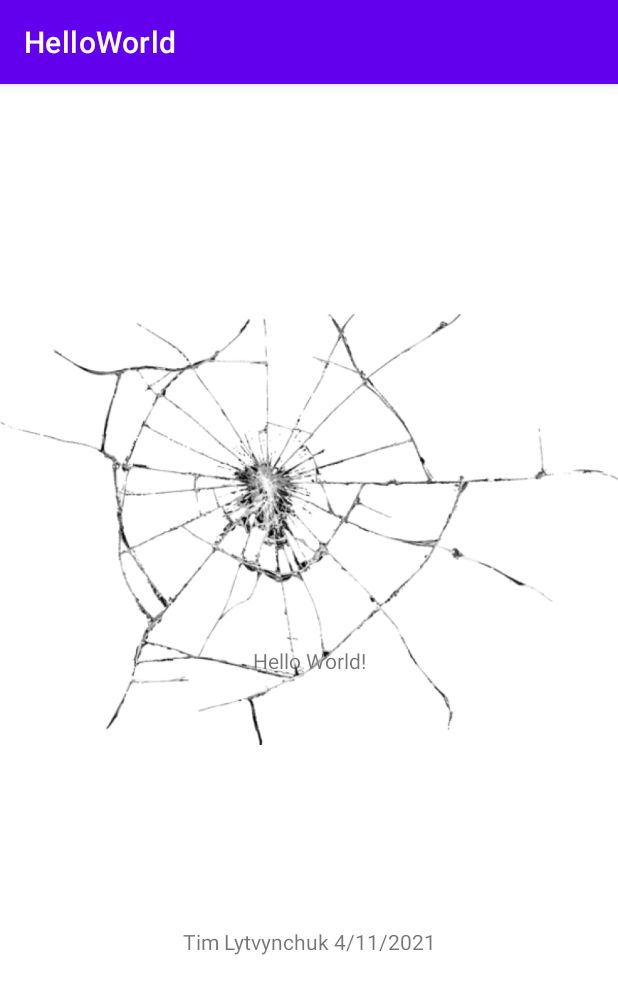
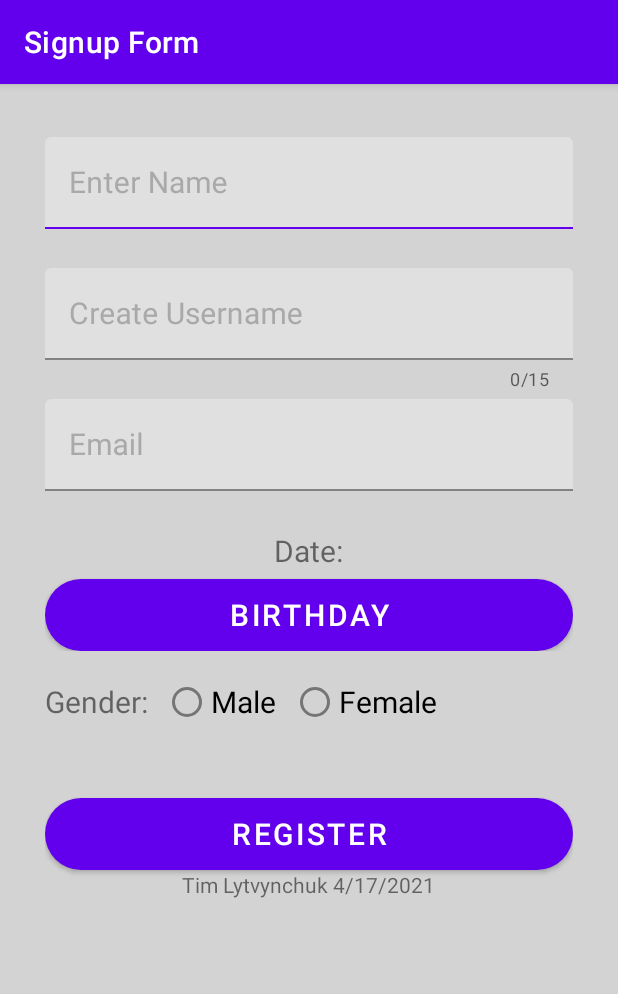
Before and after one commit to TimnLyt/HelloWorld, an Android app: the screen it shows after launch (MainActivity before the commit, Signup_Form after it), on a phone screen of 412 x 824 dp. Shown: the top 994 px of the screen. Run offline under Robolectric (Android 15) with nearby library versions, the phone set to English and light mode, and no system bars.

Commit message:
work done for week2

```diff
--- a/app/src/main/AndroidManifest.xml
+++ b/app/src/main/AndroidManifest.xml
@@ -9,7 +9,9 @@
         android:roundIcon="@mipmap/ic_launcher_round"
         android:supportsRtl="true"
         android:theme="@style/Theme.HelloWorld">
-        <activity android:name=".MainActivity">
+        <activity android:name=".LoggedIn"></activity>
+        <activity android:name=".MainActivity" />
+        <activity android:name=".Signup_Form">
             <intent-filter>
                 <action android:name="android.intent.action.MAIN" />
 
--- /dev/null
+++ b/app/src/main/java/com/example/helloworld/Signup_Form.java
@@ -0,0 +1,76 @@
+package com.example.helloworld;
+
+
+import android.annotation.SuppressLint;
+import android.app.DatePickerDialog;
+import android.content.Intent;
+import android.os.Bundle;
+import android.view.View;
+import android.widget.Button;
+import android.widget.DatePicker;
+import android.widget.EditText;
+import android.widget.TextView;
+
+import androidx.appcompat.app.AppCompatActivity;
+import androidx.fragment.app.DialogFragment;
+
+import java.text.DateFormat;
+import java.util.Calendar;
+
+public class Signup_Form extends AppCompatActivity implements DatePickerDialog.OnDateSetListener {
+    private Button button;
+    private EditText text_input_name;
+
+
+    @SuppressLint("WrongViewCast")
+    @Override
+    protected void onCreate(Bundle savedInstanceState) {
+        super.onCreate(savedInstanceState);
+        setContentView(R.layout.activity_signup__form);
+        text_input_name = findViewById(R.id.text_input_name);
+
+
+
+        button = findViewById(R.id.button);
+        getSupportActionBar().setTitle("Signup Form");
+
+        button.setOnClickListener(new View.OnClickListener() {
+            @Override
+            public void onClick(View v) {
+                String username = text_input_name.getText().toString();
+
+                Intent intent = new Intent(Signup_Form.this,LoggedIn.class);
+                intent.putExtra( "keyname",username);
+                startActivity(intent);
+            }
+        });
+
+        Button button = (Button) findViewById(R.id.birthday);
+        button.setOnClickListener(new View.OnClickListener() {
+            @Override
+            public void onClick(View v) {
+                DialogFragment datePicker = new DatePickerFragment();
+                datePicker.show(getSupportFragmentManager(), "date picker");
+            }
+        });
+    }
+
+    @Override
+    public void onDateSet(DatePicker view, int year, int month, int dayOfMonth) {
+        Calendar c = Calendar.getInstance();
+        c.set(Calendar.YEAR, year);
+        c.set(Calendar.MONTH, month);
+        c.set(Calendar.DAY_OF_MONTH, dayOfMonth);
+        String currentDateString = DateFormat.getDateInstance(DateFormat.FULL).format(c.getTime());
+
+        TextView textView = (TextView) findViewById(R.id.birthdayText);
+        textView.setText(currentDateString);
+    }
+
+    @Override
+    protected void onRestart() {
+        super.onRestart();
+        finish();
+        startActivity(getIntent());
+    }
+}
--- /dev/null
+++ b/app/src/main/res/drawable/rounded_button.xml
@@ -0,0 +1,13 @@
+<?xml version="1.0" encoding="utf-8"?>
+<shape xmlns:android="http://schemas.android.com/apk/res/android"
+    android:shape="rectangle">
+
+    <solid
+        android:color="@color/purple_500"
+        />
+
+    <corners
+        android:radius="25dp"
+        />
+
+</shape>
--- a/app/src/main/res/layout/activity_main.xml
+++ b/app/src/main/res/layout/activity_main.xml
@@ -25,12 +25,4 @@
         app:layout_constraintRight_toRightOf="parent"
         app:layout_constraintTop_toTopOf="@+id/HelloWorldText" />
 
-    <ImageView
-        android:id="@+id/imageView"
-        android:layout_width="wrap_content"
-        android:layout_height="wrap_content"
-        app:srcCompat="@drawable/broken"
-        tools:layout_editor_absoluteX="0dp"
-        tools:layout_editor_absoluteY="-124dp" />
-
 </androidx.constraintlayout.widget.ConstraintLayout>
--- /dev/null
+++ b/app/src/main/res/layout/activity_signup__form.xml
@@ -0,0 +1,161 @@
+<?xml version="1.0" encoding="utf-8"?>
+<LinearLayout xmlns:android="http://schemas.android.com/apk/res/android"
+    xmlns:app="http://schemas.android.com/apk/res-auto"
+    xmlns:tools="http://schemas.android.com/tools"
+    android:layout_width="match_parent"
+    android:layout_height="match_parent"
+    android:background="@color/background"
+    android:orientation="vertical"
+    android:padding="30dp"
+    tools:context=".Signup_Form">
+
+
+    <com.google.android.material.textfield.TextInputLayout
+        android:layout_width="match_parent"
+        android:layout_height="wrap_content"
+        android:focusable="true"
+        android:focusableInTouchMode="true"
+        android:textColorHint="@color/hint"
+        android:layout_marginTop="5dp"
+        app:errorEnabled="true"
+        >
+
+        <EditText
+            android:id="@+id/text_input_name"
+            android:layout_width="match_parent"
+            android:layout_height="wrap_content"
+            android:hint="Enter Name"
+            android:ems="10"
+            android:inputType="text"
+            android:textSize="20sp"
+            />
+    </com.google.android.material.textfield.TextInputLayout>
+
+    <com.google.android.material.textfield.TextInputLayout
+        android:layout_width="match_parent"
+        android:layout_height="wrap_content"
+        android:focusable="true"
+        android:focusableInTouchMode="true"
+        android:textColorHint="@color/hint"
+        android:layout_marginTop="5dp"
+        app:counterEnabled="true"
+        app:counterMaxLength="15"
+        app:errorEnabled="true"
+        >
+
+        <EditText
+            android:id="@+id/text_input_username"
+            android:layout_width="match_parent"
+            android:layout_height="wrap_content"
+            android:hint="Create Username"
+            android:ems="10"
+            android:inputType="text"
+            android:textSize="20sp"
+            />
+    </com.google.android.material.textfield.TextInputLayout>
+
+    <com.google.android.material.textfield.TextInputLayout
+        android:layout_width="match_parent"
+        android:layout_height="wrap_content"
+        android:focusable="true"
+        android:focusableInTouchMode="true"
+        android:textColorHint="@color/hint"
+        android:layout_marginTop="5dp"
+        app:errorEnabled="true"
+        >
+
+        <EditText
+            android:id="@+id/text_input_email"
+            android:layout_width="match_parent"
+            android:layout_height="wrap_content"
+            android:hint="Email"
+            android:ems="10"
+            android:inputType="text"
+            android:textSize="20sp"
+            />
+    </com.google.android.material.textfield.TextInputLayout>
+
+    <com.google.android.material.textfield.TextInputLayout
+        android:layout_width="match_parent"
+        android:layout_height="wrap_content"
+        android:focusable="true"
+        android:focusableInTouchMode="true"
+        android:textColorHint="@color/hint"
+        android:layout_marginTop="5dp"
+        >
+
+        <TextView
+            android:id="@+id/birthdayText"
+            android:layout_width="wrap_content"
+            android:layout_height="wrap_content"
+            android:layout_gravity="center"
+            android:text="Date:"
+            android:textColorHint="@color/hint"
+            android:textSize="20sp"
+            />
+
+        <Button
+            android:id="@+id/birthday"
+            android:layout_width="match_parent"
+            android:layout_height="wrap_content"
+            android:text="Birthday"
+            android:textSize="20sp"
+            android:textColor="#ffffff"
+            android:layout_marginTop="5dp"
+            android:background="@drawable/rounded_button"
+            />
+    </com.google.android.material.textfield.TextInputLayout>
+
+    <RadioGroup
+        android:layout_width="match_parent"
+        android:layout_height="wrap_content"
+        android:orientation="horizontal"
+        android:layout_marginTop="10dp">
+
+        <TextView
+            android:layout_width="wrap_content"
+            android:layout_height="wrap_content"
+            android:text="Gender:"
+            android:textSize="20sp"
+            />
+
+        <RadioButton
+            android:layout_width="wrap_content"
+            android:layout_height="wrap_content"
+            android:text="Male"
+            android:textSize="20sp"
+            android:layout_marginLeft="10dp"
+            />
+
+        <RadioButton
+            android:layout_width="wrap_content"
+            android:layout_height="wrap_content"
+            android:layout_marginLeft="10dp"
+            android:text="Female"
+            android:textSize="20sp"
+            />
+
+    </RadioGroup>
+
+    <Button
+        android:id="@+id/button"
+        android:layout_width="match_parent"
+        android:layout_height="wrap_content"
+        android:text="Register"
+        android:textSize="20sp"
+        android:textColor="#ffffff"
+        android:layout_marginTop="40dp"
+        android:background="@drawable/rounded_button"
+        />
+
+    <TextView
+        android:layout_width="wrap_content"
+        android:layout_height="wrap_content"
+        android:text="Tim Lytvynchuk 4/17/2021"
+        android:layout_gravity="center"
+        app:layout_constraintBottom_toBottomOf="parent"
+        app:layout_constraintLeft_toLeftOf="parent"
+        app:layout_constraintRight_toRightOf="parent"
+        app:layout_constraintTop_toTopOf="@+id/HelloWorldText" />
+
+</LinearLayout>
--- a/app/src/main/res/values/colors.xml
+++ b/app/src/main/res/values/colors.xml
@@ -6,5 +6,7 @@
     <color name="teal_200">#FF03DAC5</color>
     <color name="teal_700">#FF018786</color>
     <color name="black">#FF000000</color>
-    <color name="white">#FFFFFFFF</color>
+    <color name="white">#FFFFFF</color>
+    <color name="background">#D3D3D3</color>
+    <color name="hint">#A9A9A9</color>
 </resources>
```
Also changed, not shown: app/src/main/java/com/example/helloworld/DatePickerFragment.java (added, +24 -0 lines), app/src/main/java/com/example/helloworld/LoggedIn.java (added, +35 -0 lines), app/src/main/res/layout/activity_logged_in.xml (added, +45 -0 lines), app/src/main/res/drawable/broken.png (deleted), 1 other file.
